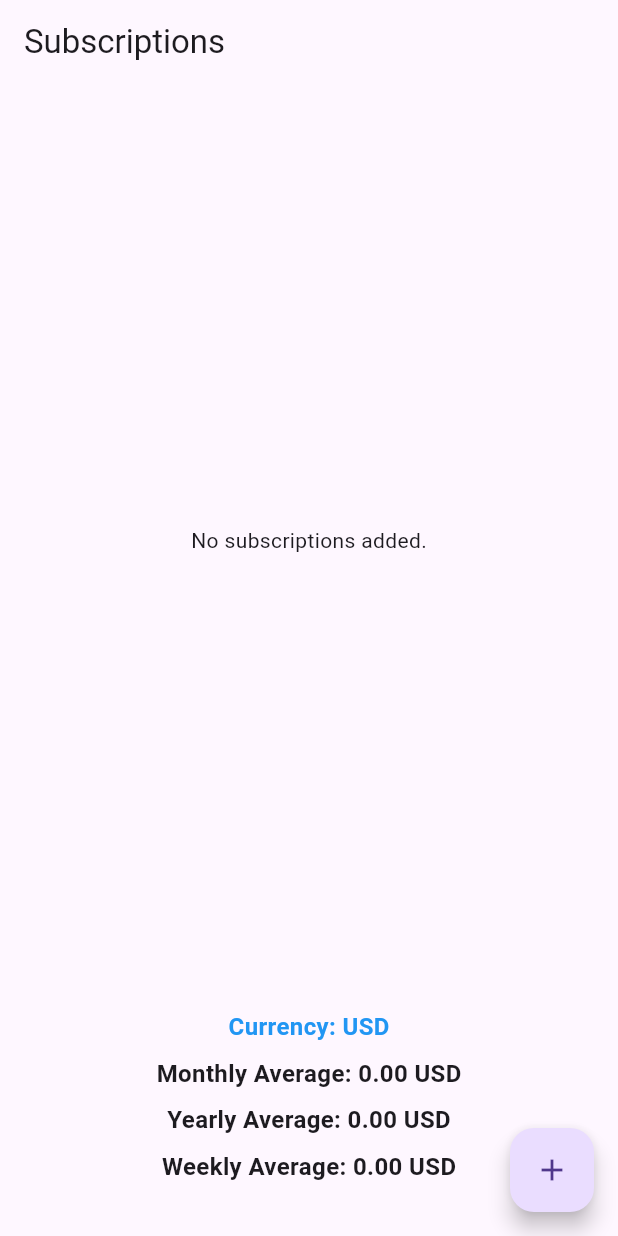
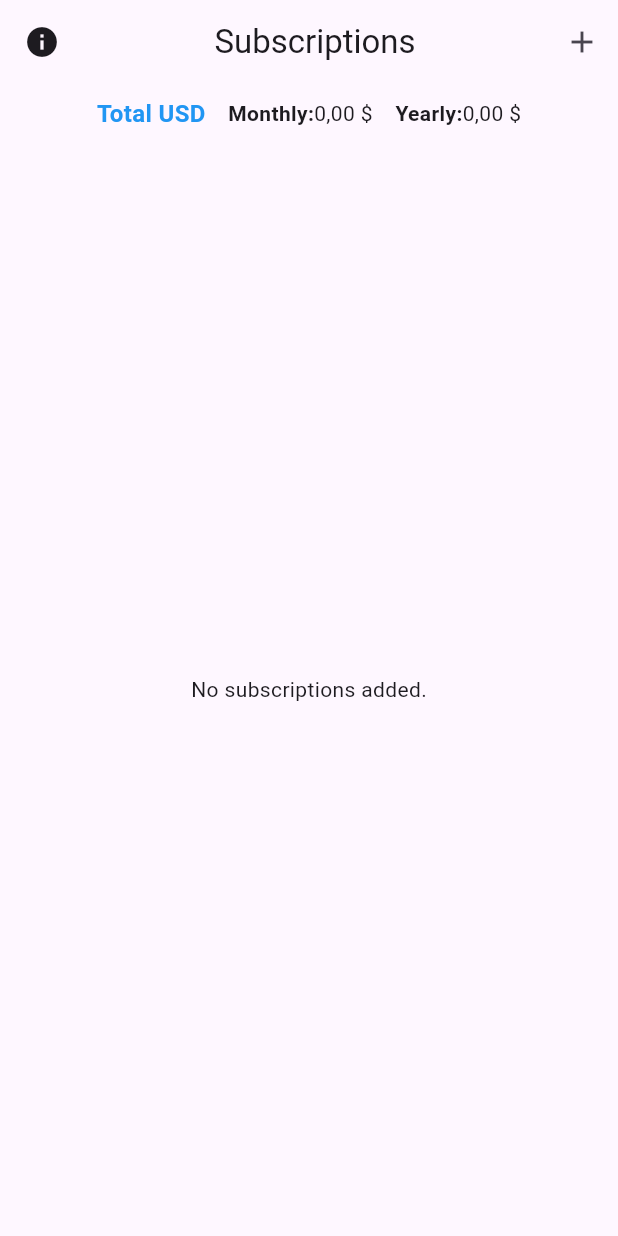
Before and after one commit to DiegoLSdev/SubsApp, a Flutter app: the screen it shows after launch, on a phone screen of 412 x 824 dp. Run offline on Flutter 3.47's test engine with Material 3 defaults, Android fonts, the phone set to English and light mode, and no system bars; our stand-ins replace font_awesome_flutter, shared_preferences.

Commit message:
Add sub Elevated Button LOCATION

```diff
--- a/lib/main.dart
+++ b/lib/main.dart
@@ -1,8 +1,10 @@
 import 'dart:convert';
 import 'package:flutter/material.dart';
+import 'package:intl/intl.dart';
 import 'package:shared_preferences/shared_preferences.dart';
 import 'package:subsapp/components/subscription_card.dart';
 import 'package:subsapp/screens/add_subscription_screen.dart';
+import 'package:url_launcher/url_launcher.dart';
 
 void main() {
   runApp(const MyApp());
@@ -34,7 +36,23 @@ class SubscriptionsScreen extends StatefulWidget {
 class _SubscriptionsScreenState extends State<SubscriptionsScreen> {
   List<Map<String, dynamic>> _subscriptions = [];
   String _currentCurrency = 'USD'; // Moneda seleccionada
-  Map<String, double> _exchangeRates = {'USD': 1.0, 'EUR': 0.85, 'GBP': 0.75}; // Tipos de cambio
+  Map<String, double> _exchangeRates = {
+    'USD': 1.0,
+    'EUR': 0.85,
+    'GBP': 0.75
+  }; // Tipos de cambio
+
+  Map<String, String> _currencySymbols = {
+    'USD': '\$', // Dollar
+    'EUR': '€', // Euro
+    'GBP': '£', // British Pound
+  };
+
+  String formatNumber(double number) {
+    final formatter =
+        NumberFormat("#,##0.00", "es_ES"); // Formato para región española
+    return formatter.format(number);
+  }
 
   @override
   void initState() {
@@ -46,7 +64,8 @@ class _SubscriptionsScreenState extends State<SubscriptionsScreen> {
     SharedPreferences prefs = await SharedPreferences.getInstance();
     String? data = prefs.getString('subscriptions');
     if (data != null) {
-      final loadedSubscriptions = List<Map<String, dynamic>>.from(json.decode(data));
+      final loadedSubscriptions =
+          List<Map<String, dynamic>>.from(json.decode(data));
       setState(() {
         _subscriptions = loadedSubscriptions;
       });
@@ -123,18 +142,93 @@ class _SubscriptionsScreenState extends State<SubscriptionsScreen> {
     });
   }
 
+  Future<void> _launchURL() async {
+    const url = 'https://www.example.com';
+    if (await canLaunch(url)) {
+      await launch(url);
+    } else {
+      throw 'Could not launch $url';
+    }
+  }
+
   @override
   Widget build(BuildContext context) {
-    double monthlyAverage = _calculateAverage('Monthly') * _exchangeRates[_currentCurrency]!;
-    double yearlyAverage = _calculateAverage('Yearly') * _exchangeRates[_currentCurrency]!;
-    double weeklyAverage = _calculateAverage('Weekly') * _exchangeRates[_currentCurrency]!;
+    double monthlyAverage =
+        _calculateAverage('Monthly') * _exchangeRates[_currentCurrency]!;
+    double yearlyAverage =
+        _calculateAverage('Yearly') * _exchangeRates[_currentCurrency]!;
+    double weeklyAverage =
+        _calculateAverage('Weekly') * _exchangeRates[_currentCurrency]!;
 
     return Scaffold(
       appBar: AppBar(
-        title: const Text('Subscriptions'),
+        title: const Center(child: Text('Subscriptions')),
+        leading: IconButton(
+          icon: const Icon(Icons.info),
+          onPressed: _launchURL,
+        ),
+        actions: [
+          IconButton(
+            icon: const Icon(Icons.add),
+            onPressed: () async {
+              final result = await Navigator.push(
+                context,
+                MaterialPageRoute(
+                  builder: (context) => AddSubscriptionScreen(),
+                ),
+              );
+              if (result != null) {
+                _addSubscription(result);
+              }
+            },
+          ),
+        ],
       ),
       body: Column(
         children: [
+          Padding(
+            padding: const EdgeInsets.all(8.0),
+            child: GestureDetector(
+              onTap: _switchCurrency,
+              child: Row(
+                mainAxisAlignment: MainAxisAlignment.center,
+                children: [
+                  Text(
+                    'Total $_currentCurrency',
+                    style: const TextStyle(
+                      fontSize: 16,
+                      fontWeight: FontWeight.bold,
+                      color: Colors.blue,
+                    ),
+                  ),
+                  SizedBox(
+                    width: 15.0,
+                  ),
+                  Text(
+                    'Monthly:',
+                    style: const TextStyle(
+                        fontSize: 14, fontWeight: FontWeight.bold),
+                  ),
+                  Text(
+                    '${formatNumber(monthlyAverage)} ${_currencySymbols[_currentCurrency]}',
+                    style: const TextStyle(fontSize: 14),
+                  ),
+                  SizedBox(
+                    width: 15.0,
+                  ),
+                  Text(
+                    'Yearly:',
+                    style: const TextStyle(
+                        fontSize: 14, fontWeight: FontWeight.bold),
+                  ),
+                  Text(
+                    '${formatNumber(yearlyAverage)} ${_currencySymbols[_currentCurrency]}',
+                    style: const TextStyle(fontSize: 14),
+                  ),
+                ],
+              ),
+            ),
+          ),
           Expanded(
             child: _subscriptions.isEmpty
                 ? const Center(child: Text('No subscriptions added.'))
@@ -148,55 +242,7 @@ class _SubscriptionsScreenState extends State<SubscriptionsScreen> {
                     },
                   ),
           ),
-                    Padding(
-            padding: const EdgeInsets.fromLTRB(8.0, 8.0, 8.0, 35.0), // Más margen en la parte inferior
-            child: Column(
-              children: [
-                GestureDetector(
-                  onTap: _switchCurrency,
-                  child: Text(
-                    'Currency: $_currentCurrency',
-                    style: const TextStyle(
-                      fontSize: 16,
-                      fontWeight: FontWeight.bold,
-                      color: Colors.blue,
-                    ),
-                  ),
-                ),
-                const SizedBox(height: 8),
-                Text(
-                  'Monthly Average: ${monthlyAverage.toStringAsFixed(2)} $_currentCurrency',
-                  style: const TextStyle(fontSize: 16, fontWeight: FontWeight.bold),
-                ),
-                const SizedBox(height: 8),
-                Text(
-                  'Yearly Average: ${yearlyAverage.toStringAsFixed(2)} $_currentCurrency',
-                  style: const TextStyle(fontSize: 16, fontWeight: FontWeight.bold),
-                ),
-                const SizedBox(height: 8),
-                Text(
-                  'Weekly Average: ${weeklyAverage.toStringAsFixed(2)} $_currentCurrency',
-                  style: const TextStyle(fontSize: 16, fontWeight: FontWeight.bold),
-                ),
-              ],
-            ),
-          ),
-
         ],
-      ),
-      floatingActionButton: FloatingActionButton(
-        onPressed: () async {
-          final result = await Navigator.push(
-            context,
-            MaterialPageRoute(
-              builder: (context) => AddSubscriptionScreen(),
-            ),
-          );
-          if (result != null) {
-            _addSubscription(result);
-          }
-        },
-        child: const Icon(Icons.add),
       ),
     );
   }
--- a/pubspec.yaml
+++ b/pubspec.yaml
@@ -10,10 +10,12 @@ environment:
 dependencies:
   flutter:
     sdk: flutter
-
+  url_launcher: ^6.1.7  # Asegúrate de usar la última versión disponible
+  intl: ^0.18.0
   cupertino_icons: ^1.0.8
   shared_preferences: ^2.3.4
   font_awesome_flutter: ^10.1.0
+
 dev_dependencies:
   flutter_test:
     sdk: flutter
```
Also changed, not shown: lib/screens/icon_picker_screen.dart (+47 -33 lines), pubspec.lock, 5 other files.
